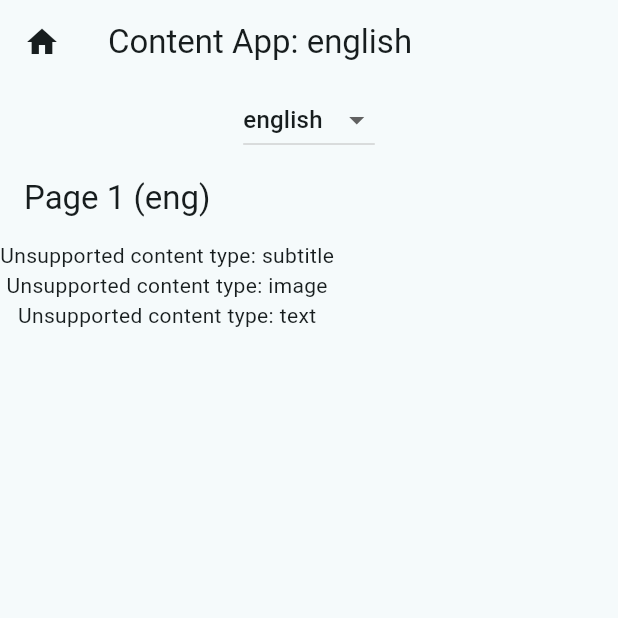
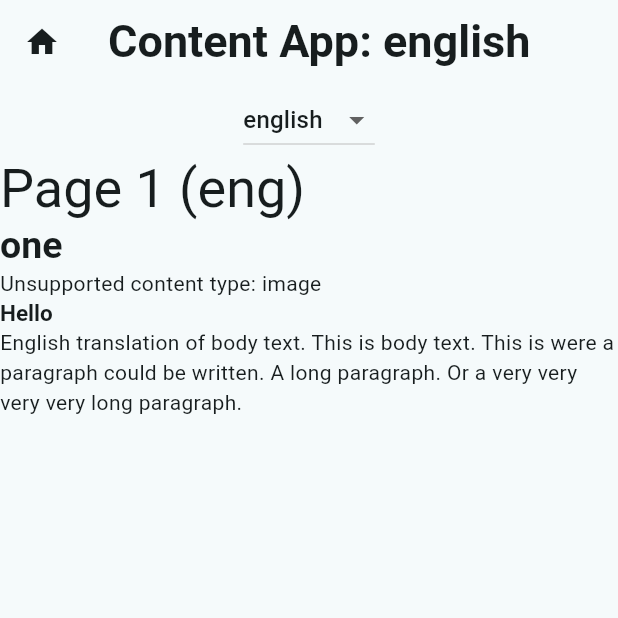
Before and after one commit to caitlynrawlings/ContentApp, a Flutter app: the screen it shows after launch, after a tap on "Page 1 (eng)", on a phone screen of 412 x 824 dp, the top half of it. Run offline on Flutter 3.47's test engine with Material 3 defaults, Android fonts, the phone set to English and light mode, and no system bars.

Commit message:
defined heading and subheading class for those content types

```diff
--- a/assets/test_content.json
+++ b/assets/test_content.json
@@ -9,7 +9,7 @@
             },
             "content": [
                 {
-                    "content-type": "subtitle",
+                    "content-type": "Heading",
                     "content": {
                         "english": "one",
                         "dholuo": "two",
@@ -25,11 +25,19 @@
                     }
                 },
                 {
-                    "content-type": "text",
+                    "content-type": "Subheading",
                     "content": {
                         "english": "Hello",
                         "dholuo": "Misawa",
                         "kiswahili": "Habari"
+                    }
+                },
+                {
+                    "content-type": "Text",
+                    "content": {
+                        "english": "English translation of body text. This is body text. This is were a paragraph could be written. A long paragraph. Or a very very very very long paragraph.",
+                        "dholuo": "Dholuo translation of this body text.",
+                        "kiswahili": "Kiswahili translation of this body text."
                     }
                 }
             ]
--- a/lib/custom_page.dart
+++ b/lib/custom_page.dart
@@ -1,5 +1,7 @@
 import 'package:flutter/material.dart';
 import 'page_content.dart';
+import 'heading.dart';
+import 'subheading.dart';
 
 class CustomPage extends StatefulWidget {
   final List<Map<String, PageContent>> content;
@@ -22,18 +24,21 @@ class _CustomPageState extends State<CustomPage> {
   @override
   Widget build(BuildContext context) {
     return Scaffold(
-      appBar: AppBar(
-        title: Text(widget.title[widget.language] ?? "No title translation found"),
+      body: Column(
+        crossAxisAlignment: CrossAxisAlignment.start,
+        children: [
+          Text(
+            widget.title[widget.language] ?? "No title translation found",
+            style: Theme.of(context).textTheme.displaySmall,
           ),
-      body: Column(
-        children: widget.content.map((item) {
+          ...widget.content.map((item) {
             var contentTranslation = item[widget.language];
             if (contentTranslation != null) {
               return _buildContentWidget(contentTranslation.contentType, contentTranslation.value);
             } else {
               return const SizedBox();
             }
-        }).toList(),
+          })],
       ),
     );
   }
@@ -41,13 +46,13 @@ class _CustomPageState extends State<CustomPage> {
   Widget _buildContentWidget(String contentType, dynamic value) {
     switch (contentType) {
       case 'Heading':
+        return Heading(text: value);
+      case 'Subheading':
+        return Subheading(text: value);
+      case 'Text':
         return Text(value);
-      case 'Subheading':
-        return Text(value);
-      case 'Text':
+      case 'Image':
         return const Text('Image not supported yet');
-      case 'Image':
-        return const Text('Video not supported yet');
       case 'Audio':
         return const Text('Audio not supported yet');
       default:
--- /dev/null
+++ b/lib/heading.dart
@@ -0,0 +1,20 @@
+import 'package:flutter/material.dart';
+
+class Heading extends StatelessWidget {
+  final String text;
+
+  const Heading({
+    super.key,
+    required this.text,
+  });
+
+  @override
+  Widget build(BuildContext context) {
+    final theme = Theme.of(context);
+
+    return Text(
+      text,
+      style: theme.textTheme.headlineLarge,
+    );
+  }
+}
--- a/lib/main.dart
+++ b/lib/main.dart
@@ -93,6 +93,26 @@ class MyApp extends StatelessWidget {
       theme: ThemeData(
         colorScheme: ColorScheme.fromSeed(seedColor: const Color.fromARGB(255, 70, 70, 70)),
         useMaterial3: true,
+        textTheme: const TextTheme(
+          displayLarge: TextStyle(
+            fontSize: 72,
+            fontWeight: FontWeight.bold,
+          ),
+          // ···
+          titleLarge: TextStyle(
+            fontSize: 30,
+            fontWeight: FontWeight.bold,
+          ),
+          headlineLarge: TextStyle(
+            fontSize: 25,
+            fontWeight: FontWeight.bold,
+          ),
+          headlineMedium: TextStyle(
+            fontSize: 15,
+            fontWeight: FontWeight.bold,
+          ),
+
+        ),
       ),
       home: const MyHomePage(title: 'Content App Home Page'),
     );
--- /dev/null
+++ b/lib/subheading.dart
@@ -0,0 +1,20 @@
+import 'package:flutter/material.dart';
+
+class Subheading extends StatelessWidget {
+  final String text;
+
+  const Subheading({
+    super.key,
+    required this.text,
+  });
+
+  @override
+  Widget build(BuildContext context) {
+    final theme = Theme.of(context);
+
+    return Text(
+      text,
+      style: theme.textTheme.headlineMedium,
+    );
+  }
+}
```
Lines whose indentation alone changed are shown as unchanged.
